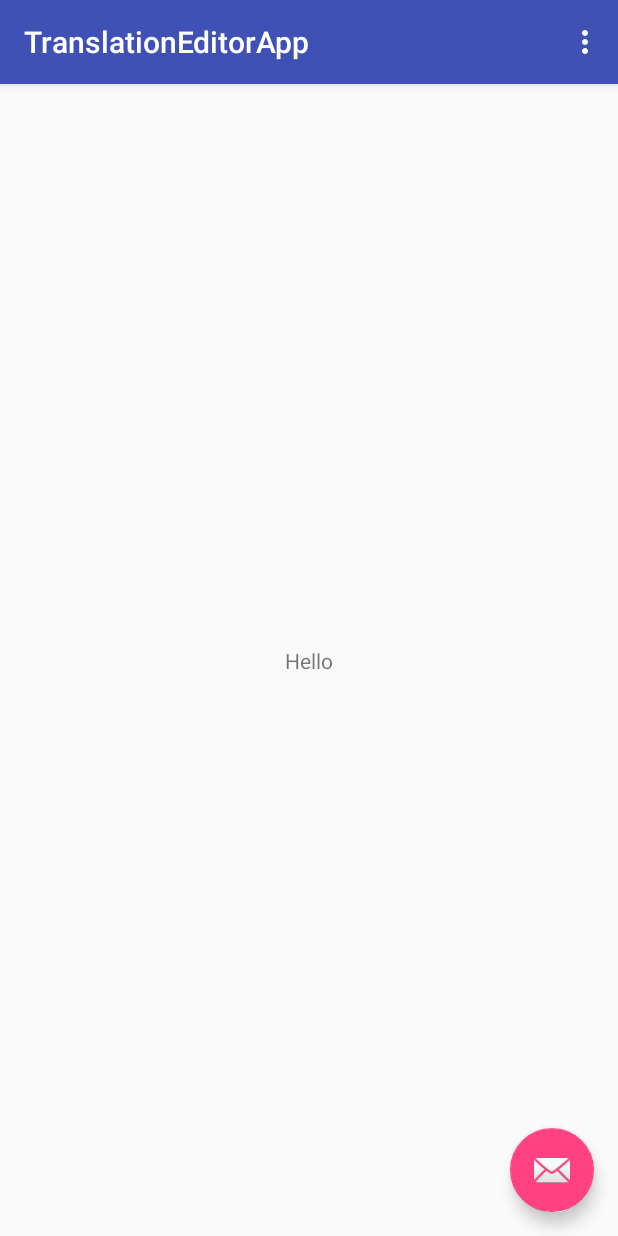
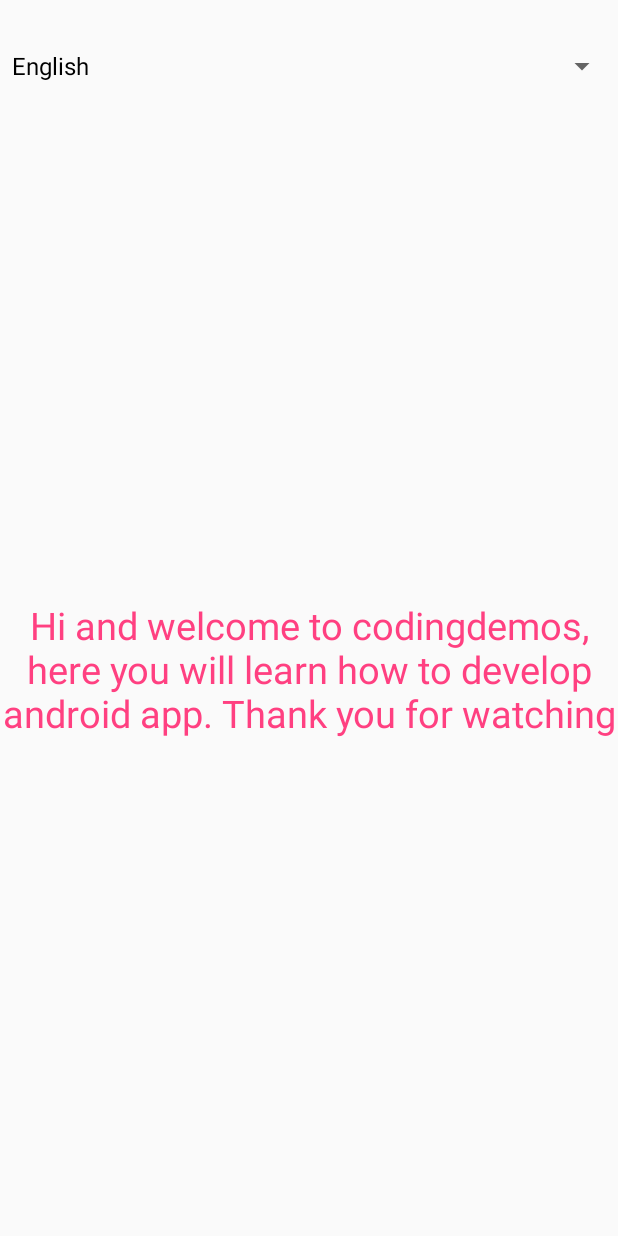
Before and after one commit to danisluis6/Translation-Editors, an Android app: the screen it shows after launch (MainActivity), on a phone screen of 412 x 824 dp. Run offline under Robolectric (Android 15) with nearby library versions, the phone set to English and light mode, and no system bars.

Commit message:
level_01

```diff
--- a/app/src/main/AndroidManifest.xml
+++ b/app/src/main/AndroidManifest.xml
@@ -8,6 +8,7 @@
         android:label="@string/app_name"
         android:roundIcon="@mipmap/ic_launcher_round"
         android:supportsRtl="true"
+        android:name=".Application"
         android:theme="@style/AppTheme">
         <activity
             android:name=".MainActivity"
--- /dev/null
+++ b/app/src/main/java/recipe/android/translationeditorapp/Application.kt
@@ -0,0 +1,15 @@
+package recipe.android.translationeditorapp
+
+import android.content.Context
+
+/**
+ * Created by lorence on 12/11/2018.
+ *
+ */
+
+class Application : android.app.Application() {
+
+    override fun attachBaseContext(base: Context) {
+        super.attachBaseContext(LocalHelper.onAttach(base, "en"))
+    }
+}
--- /dev/null
+++ b/app/src/main/java/recipe/android/translationeditorapp/LocalHelper.kt
@@ -0,0 +1,83 @@
+package recipe.android.translationeditorapp
+
+import android.annotation.TargetApi
+import android.content.Context
+import android.os.Build
+import android.preference.PreferenceManager
+import java.util.*
+
+
+class LocalHelper {
+
+    companion object {
+        private val SELECTED_LANGUAGE = "Locale.Helper.Selected.Language"
+
+        fun onAttach(context: Context): Context {
+            val lang = getPersistedData(context, Locale.getDefault().getLanguage())
+            return setLocale(context, lang)
+        }
+
+        fun onAttach(context: Context, defaultLanguage: String): Context {
+            val lang = getPersistedData(context, defaultLanguage)
+            return setLocale(context, lang)
+        }
+
+        fun getLanguage(context: Context): String {
+            return getPersistedData(context, Locale.getDefault().getLanguage())
+        }
+
+        private fun getPersistedData(context: Context, defaultLanguage: String): String {
+            val preferences = PreferenceManager.getDefaultSharedPreferences(context)
+            return preferences.getString(SELECTED_LANGUAGE, defaultLanguage)
+        }
+
+        fun setLocale(context: Context, language: String): Context {
+            persist(context, language)
+
+            return if (Build.VERSION.SDK_INT >= Build.VERSION_CODES.N) {
+                updateResources(context, language)
+            } else updateResourcesLegacy(context, language)
+
+        }
+
+
+
+        private fun persist(context: Context, language: String) {
+            val preferences = PreferenceManager.getDefaultSharedPreferences(context)
+            val editor = preferences.edit()
+
+            editor.putString(SELECTED_LANGUAGE, language)
+            editor.apply()
+        }
+
+        @TargetApi(Build.VERSION_CODES.N)
+        private fun updateResources(context: Context, language: String): Context {
+            val locale = Locale(language)
+            Locale.setDefault(locale)
+
+            val configuration = context.getResources().getConfiguration()
+            configuration.setLocale(locale)
+            configuration.setLayoutDirection(locale)
+
+            return context.createConfigurationContext(configuration)
+        }
+
+        private fun updateResourcesLegacy(context: Context, language: String): Context {
+            val locale = Locale(language)
+            Locale.setDefault(locale)
+
+            val resources = context.getResources()
+
+            val configuration = resources.getConfiguration()
+            configuration.locale = locale
+            if (Build.VERSION.SDK_INT >= Build.VERSION_CODES.JELLY_BEAN_MR1) {
+                configuration.setLayoutDirection(locale)
+            }
+
+            resources.updateConfiguration(configuration, resources.getDisplayMetrics())
+
+            return context
+        }
+    }
+
+}
--- a/app/src/main/java/recipe/android/translationeditorapp/MainActivity.kt
+++ b/app/src/main/java/recipe/android/translationeditorapp/MainActivity.kt
@@ -1,35 +1,63 @@
 package recipe.android.translationeditorapp
 
+import android.content.Context
 import android.os.Bundle
-import android.support.design.widget.Snackbar
 import android.support.v7.app.AppCompatActivity
-import android.view.Menu
-import android.view.MenuItem
+import android.view.View
+import android.widget.AdapterView
+import android.widget.ArrayAdapter
+import android.widget.Spinner
+import android.widget.TextView
 
-import kotlinx.android.synthetic.main.activity_main.*
 
 class MainActivity : AppCompatActivity() {
+
+    var mTextView: TextView? = null
+    var mLanguage: Spinner? = null
+    var mAdapter: ArrayAdapter<String>? = null
 
     override fun onCreate(savedInstanceState: Bundle?) {
         super.onCreate(savedInstanceState)
         setContentView(R.layout.activity_main)
-        setSupportActionBar(toolbar)
 
-        fab.setOnClickListener { view ->
-            Snackbar.make(view, "Replace with your own action", Snackbar.LENGTH_LONG)
-                    .setAction("Action", null).show()
+        mLanguage = findViewById<Spinner>(R.id.spLanguage) as Spinner
+        mTextView = findViewById<TextView>(R.id.textView) as TextView
+        mAdapter = ArrayAdapter(this@MainActivity, android.R.layout.simple_spinner_dropdown_item, resources.getStringArray(R.array.language_option))
+        mLanguage!!.setAdapter(mAdapter)
+
+        when {
+            LocalHelper.getLanguage(this@MainActivity).equals("en", ignoreCase = true) -> mLanguage!!.setSelection(mAdapter!!.getPosition("English"))
+            LocalHelper.getLanguage(this@MainActivity).equals("in", ignoreCase = true) -> mLanguage!!.setSelection(mAdapter!!.getPosition("Indonesian"))
+            else -> mLanguage!!.setSelection(mAdapter!!.getPosition("Spanish"))
         }
+
+        mLanguage?.onItemSelectedListener = object : AdapterView.OnItemSelectedListener{
+            override fun onNothingSelected(parent: AdapterView<*>?) {
+
+            }
+
+            override fun onItemSelected(parent: AdapterView<*>?, view: View?, position: Int, id: Long) {
+                when (position) {
+                    0 -> {
+                        LocalHelper.setLocale(this@MainActivity, "en")
+                        mTextView!!.setText(getString(R.string.text_translation))
+                    }
+                    1 -> {
+                        LocalHelper.setLocale(this@MainActivity, "in")
+                        mTextView!!.setText(getString(R.string.text_translation))
+                    }
+                    2 -> {
+                        LocalHelper.setLocale(this@MainActivity, "es")
+                        mTextView!!.setText(getString(R.string.text_translation))
+                    }
+                }
+            }
+
+        }
+
     }
 
-    override fun onCreateOptionsMenu(menu: Menu): Boolean {
-        menuInflater.inflate(R.menu.menu_main, menu)
-        return true
-    }
-
-    override fun onOptionsItemSelected(item: MenuItem): Boolean {
-        return when (item.itemId) {
-            R.id.action_settings -> true
-            else -> super.onOptionsItemSelected(item)
-        }
+    override fun attachBaseContext(newBase: Context) {
+        super.attachBaseContext(LocalHelper.onAttach(newBase))
     }
 }
--- a/app/src/main/res/layout/activity_main.xml
+++ b/app/src/main/res/layout/activity_main.xml
@@ -1,33 +1,24 @@
 <?xml version="1.0" encoding="utf-8"?>
-<android.support.design.widget.CoordinatorLayout xmlns:android="http://schemas.android.com/apk/res/android"
-    xmlns:app="http://schemas.android.com/apk/res-auto"
+<LinearLayout xmlns:android="http://schemas.android.com/apk/res/android"
     xmlns:tools="http://schemas.android.com/tools"
     android:layout_width="match_parent"
     android:layout_height="match_parent"
-    tools:context="recipe.android.translationeditorapp.MainActivity">
+    android:orientation="vertical"
+    tools:context=".MainActivity">
 
-    <android.support.design.widget.AppBarLayout
+
+    <Spinner
+        android:id="@+id/spLanguage"
         android:layout_width="match_parent"
         android:layout_height="wrap_content"
-        android:theme="@style/AppTheme.AppBarOverlay">
+        android:layout_marginTop="20dp" />
 
-        <android.support.v7.widget.Toolbar
-            android:id="@+id/toolbar"
-            android:layout_width="match_parent"
-            android:layout_height="?attr/actionBarSize"
-            android:background="?attr/colorPrimary"
-            app:popupTheme="@style/AppTheme.PopupOverlay" />
-
-    </android.support.design.widget.AppBarLayout>
-
-    <include layout="@layout/content_main" />
-
-    <android.support.design.widget.FloatingActionButton
-        android:id="@+id/fab"
-        android:layout_width="wrap_content"
-        android:layout_height="wrap_content"
-        android:layout_gravity="bottom|end"
-        android:layout_margin="@dimen/fab_margin"
-        app:srcCompat="@android:drawable/ic_dialog_email" />
-
-</android.support.design.widget.CoordinatorLayout>
+    <TextView
+        android:id="@+id/textView"
+        android:layout_width="match_parent"
+        android:layout_height="match_parent"
+        android:gravity="center"
+        android:text="@string/text_translation"
+        android:textColor="@color/colorAccent"
+        android:textSize="25sp" />
+</LinearLayout>
--- a/app/src/main/res/layout/content_main.xml
+++ b/app/src/main/res/layout/content_main.xml
@@ -1,20 +1,24 @@
 <?xml version="1.0" encoding="utf-8"?>
-<android.support.constraint.ConstraintLayout xmlns:android="http://schemas.android.com/apk/res/android"
-    xmlns:app="http://schemas.android.com/apk/res-auto"
+<LinearLayout xmlns:android="http://schemas.android.com/apk/res/android"
     xmlns:tools="http://schemas.android.com/tools"
     android:layout_width="match_parent"
     android:layout_height="match_parent"
-    app:layout_behavior="@string/appbar_scrolling_view_behavior"
-    tools:context="recipe.android.translationeditorapp.MainActivity"
-    tools:showIn="@layout/activity_main">
+    android:orientation="vertical"
+    tools:context=".MainActivity">
+
+
+    <Spinner
+        android:id="@+id/spLanguage"
+        android:layout_width="match_parent"
+        android:layout_height="wrap_content"
+        android:layout_marginTop="20dp" />
 
     <TextView
-        android:layout_width="wrap_content"
-        android:layout_height="wrap_content"
-        android:text="@string/simple_string"
-        app:layout_constraintBottom_toBottomOf="parent"
-        app:layout_constraintLeft_toLeftOf="parent"
-        app:layout_constraintRight_toRightOf="parent"
-        app:layout_constraintTop_toTopOf="parent" />
-
-</android.support.constraint.ConstraintLayout>
+        android:id="@+id/textView"
+        android:layout_width="match_parent"
+        android:layout_height="match_parent"
+        android:gravity="center"
+        android:text="@string/text_translation"
+        android:textColor="@color/colorAccent"
+        android:textSize="25sp" />
+</LinearLayout>
--- a/app/src/main/res/menu/menu_main.xml
+++ /dev/null
@@ -1,10 +0,0 @@
-<menu xmlns:android="http://schemas.android.com/apk/res/android"
-    xmlns:app="http://schemas.android.com/apk/res-auto"
-    xmlns:tools="http://schemas.android.com/tools"
-    tools:context="recipe.android.translationeditorapp.MainActivity">
-    <item
-        android:id="@+id/action_settings"
-        android:orderInCategory="100"
-        android:title="@string/action_settings"
-        app:showAsAction="never" />
-</menu>
--- a/app/src/main/res/values/strings.xml
+++ b/app/src/main/res/values/strings.xml
@@ -1,5 +1,12 @@
 <resources>
-    <string name="app_name">TranslationEditorApp</string>
-    <string name="action_settings">Settings</string>
-    <string name="simple_string">Hello</string>
+
+    <string name="app_name" translatable="false">TranslationEditorApp</string>
+    <string name="text_translation" translatable="false">Hi and welcome to codingdemos,             here you will learn how to develop android app. Thank you for watching</string>
+
+    <string-array name="language_option">
+        <item>English</item>
+        <item>Indonesian</item>
+        <item>Spanish</item>
+    </string-array>
+
 </resources>
```
Also changed, not shown: 5 other files.
